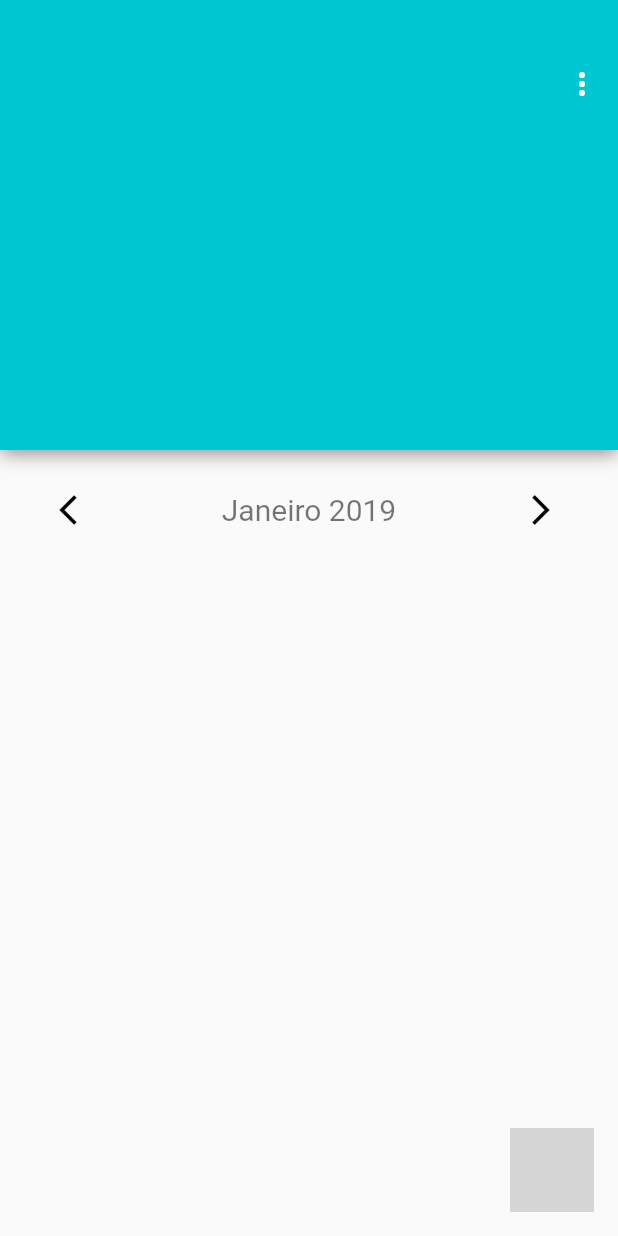
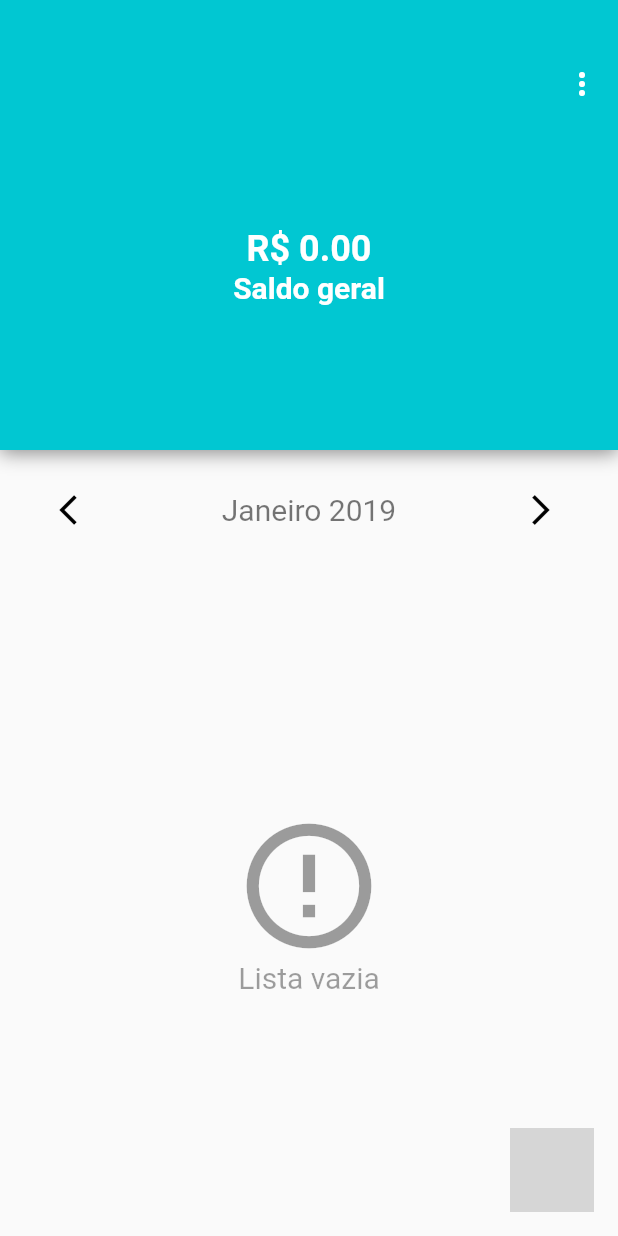
Before and after one commit to DiegoOpenheimer/Flutter, a Flutter app: the HomeWidget screen opened by its route, on a phone screen of 412 x 824 dp. Run offline on Flutter 3.47's test engine with Material 2 defaults, Android fonts, the phone set to English and light mode, and no system bars; our stand-ins replace cloud_firestore, connectivity, dio, firebase_auth, flutter_redux, fluttertoast and 6 more; missing offline and left inert: flutter_search_bar, progress_hud, rounded_modal, unicorndial; accounts and stored records are empty; grey boxes are pictures that could not be loaded.

Commit message:
Adicionado animação para o alert e o efeito de dismiss do componente da lista e atualizado valor do usuário quando remover um movimento.

```diff
--- a/flutter_organizze/organizze_flutter/lib/model/Movement.dart
+++ b/flutter_organizze/organizze_flutter/lib/model/Movement.dart
@@ -5,6 +5,7 @@ class Movement {
   String _description;
   String _type;
   double _value;
+  String _id;
 
   Movement([this._category, this._date, this._description, this._type,
       this._value]);
@@ -47,6 +48,10 @@ class Movement {
     _category = value;
   }
 
+  String get id => _id;
+
+  set id(String id) => _id = id;
+
   Map<String, dynamic> toMap() => {
     'category': _category,
     'date': _date,
@@ -57,7 +62,7 @@ class Movement {
 
   @override
   String toString() {
-    return 'Movement{_category: $_category, _date: $_date, _description: $_description, _type: $_type, _value: $_value}';
+    return 'Movement{_category: $_category, _date: $_date, _description: $_description, _type: $_type, _value: $_value, _id: $_id}';
   }
 
 
--- a/flutter_organizze/organizze_flutter/lib/widgets/Revenue_and_Expense/EntityBloc.dart
+++ b/flutter_organizze/organizze_flutter/lib/widgets/Revenue_and_Expense/EntityBloc.dart
@@ -38,7 +38,7 @@ class EntityBloc {
   void _saveMovement(Movement movement) {
     _notifyChanges(START_LOADING);
     currentValue = START_LOADING;
-    _firebaseDatabase.updateRevenueAndExpense(movement)
+    _firebaseDatabase.createMovement(movement)
     .then((_) {
       currentValue = STOP_LOADING_AND_GO_OUT_PAGE;
       _notifyChanges(STOP_LOADING_AND_GO_OUT_PAGE);
--- a/flutter_organizze/organizze_flutter/lib/widgets/Revenue_and_Expense/EntityWidget.dart
+++ b/flutter_organizze/organizze_flutter/lib/widgets/Revenue_and_Expense/EntityWidget.dart
@@ -91,7 +91,7 @@ class _EntityWidgetState extends State<EntityWidget> {
       double value = double.parse(_value.text.toString().replaceAll(',', '.'));
       String date = _date.text.toString();
       String category = _category.text.toString();
-      String description = _category.text.toString();
+      String description = _description.text.toString();
       Movement movement = Movement(
           category,
           date,
--- a/flutter_organizze/organizze_flutter/lib/widgets/home/HomeModel.dart
+++ b/flutter_organizze/organizze_flutter/lib/widgets/home/HomeModel.dart
@@ -1,15 +1,30 @@
 import 'package:organizze_flutter/model/Movement.dart';
+import 'package:organizze_flutter/model/User.dart';
 
 class HomeModel {
-
   bool _userIsConnected = true;
 
   String currentKey;
 
   List<Movement> _movements = List();
 
+  User _user;
+
+  bool _loadUser = false;
+
+  HomeModel() {
+    currentKey = '''${DateTime.now().month}$year''';
+  }
+
+  User get user => _user;
+
+  set user(User value) {
+    _user = value;
+  }
+
   int _year = DateTime.now().year;
 
+  bool _loadListMovements = false;
 
   int get year => _year;
 
@@ -27,9 +42,13 @@ class HomeModel {
     _userIsConnected = value;
   }
 
-  HomeModel() {
-    currentKey = '''${DateTime.now().month}$year''';
+  bool get loadListMovements => _loadListMovements;
+
+  set loadListMovements(bool value) => _loadListMovements = value;
+
+  bool get loadUser => _loadUser;
+
+  set loadUser(bool value) {
+    _loadUser = value;
   }
-
-
 }
--- a/flutter_organizze/organizze_flutter/lib/widgets/home/HomeWidget.dart
+++ b/flutter_organizze/organizze_flutter/lib/widgets/home/HomeWidget.dart
@@ -1,9 +1,11 @@
 import 'package:flutter/material.dart';
 import 'package:flutter/services.dart';
+import 'package:organizze_flutter/model/User.dart';
 import 'package:organizze_flutter/widgets/home/HomeBloc.dart';
 import 'package:organizze_flutter/widgets/home/HomeModel.dart';
 import 'package:organizze_flutter/widgets/home/components/CalenderWidget.dart';
 import 'package:organizze_flutter/widgets/home/components/FabButton.dart';
+import 'package:organizze_flutter/widgets/home/components/ListWidget.dart';
 
 class HomeWidget extends StatefulWidget {
   @override
@@ -26,6 +28,7 @@ class _HomeWidgetState extends State<HomeWidget> {
     _homeBloc = HomeBloc();
     _homeBloc.addListenerAuthOnChange();
     _homeBloc.listenMovements();
+    _homeBloc.listenUser();
     listenBloc();
   }
 
@@ -75,7 +78,10 @@ class _HomeWidgetState extends State<HomeWidget> {
     return Column(
       children: <Widget>[
         buildContainerHeader(),
-        CalendarWidget(_homeBloc)
+        CalendarWidget(_homeBloc),
+        Expanded(
+          child: ListWidget(bloc: _homeBloc, context: context),
+        ),
       ],
     );
   }
@@ -94,10 +100,43 @@ class _HomeWidgetState extends State<HomeWidget> {
         height: 300,
         child: Stack(
           children: <Widget>[
-            PopupMenu()
+            PopupMenu(),
+            _informationUser()
           ],
         ),
       );
+  }
+
+  StreamBuilder<HomeModel> _informationUser() {
+    return StreamBuilder<HomeModel>(
+      stream: _homeBloc.stream,
+      initialData: _homeBloc.homeModel,
+      builder: (BuildContext context, AsyncSnapshot<HomeModel> snapshot) {
+        HomeModel homeModel = snapshot.data;
+        if (homeModel.loadUser) {
+          return Center(
+            child: Container(
+              height: 50,
+              width: 50,
+              child: CircularProgressIndicator(
+                valueColor: AlwaysStoppedAnimation<Color>(Colors.white),
+              ),
+            ),
+          );
+        } else {
+          User user = homeModel.user;
+          return Center(child: Column(
+            mainAxisAlignment: MainAxisAlignment.center,
+            children: <Widget>[
+              Text(user.name, style: TextStyle(color: Colors.white, fontSize: 30, fontWeight: FontWeight.bold),),
+              SizedBox(height: 20,),
+              Text('R\$ ${(user.totalIncoming - user.totalExpenditure).toStringAsFixed(2)}', style: TextStyle(color: Colors.white, fontSize: 24, fontWeight: FontWeight.bold)),
+              Text('Saldo geral', style: TextStyle(color: Colors.white, fontSize: 20, fontWeight: FontWeight.bold))
+            ],
+          ),);
+        }
+      },
+    );
   }
 
   Positioned PopupMenu() {
--- a/organizze_flutter/lib/Bloc/TripsBloc.dart
+++ b/organizze_flutter/lib/Bloc/TripsBloc.dart
@@ -32,7 +32,6 @@ class TripsBloc {
   }
 
   void setTrips(List<Trip> trips) {
-    print(trips);
     tripsModel.setTrips(trips);
     notifyListeners();
   }
```
Also changed, not shown: flutter_organizze/organizze_flutter/lib/service/FirebaseDatabase.dart (+40 -1 lines), flutter_organizze/organizze_flutter/lib/widgets/home/HomeBloc.dart (+63 -2 lines), flutter_organizze/organizze_flutter/lib/widgets/home/components/ListWidget.dart (added, +172 -0 lines), organizze_flutter/lib/src/widgets/TripsWidgets/TripsWidgets.dart (+19 -2 lines).
